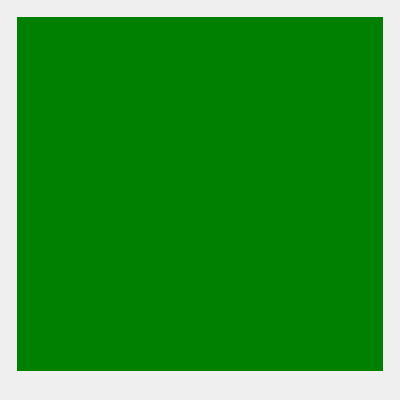
First picture: the form in source/focus_finder/gui/focus_curve_recorder_panel.ui, repository carsten0x51h/focus_finder, before the edit.
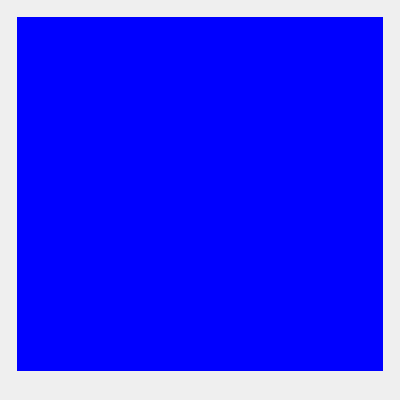
Second picture: the form after the edit.

Commit message: Further implemented curve recorder.

Diff of the .ui file:
```diff
--- a/source/focus_finder/gui/focus_curve_recorder_panel.ui
+++ b/source/focus_finder/gui/focus_curve_recorder_panel.ui
@@ -66,11 +66,21 @@
       </layout>
      </item>
      <item row="0" column="0">
-      <widget class="QWidget" name="mainWidget" native="true">
-       <property name="styleSheet">
-        <string notr="true">background-color: green;</string>
-       </property>
-      </widget>
+      <layout class="QGridLayout" name="layFocusCurveViewPanel">
+       <item row="0" column="0">
+        <widget class="QWidget" name="widget" native="true">
+         <property name="sizePolicy">
+          <sizepolicy hsizetype="Expanding" vsizetype="Expanding">
+           <horstretch>1</horstretch>
+           <verstretch>1</verstretch>
+          </sizepolicy>
+         </property>
+         <property name="styleSheet">
+          <string notr="true">background-color: blue;</string>
+         </property>
+        </widget>
+       </item>
+      </layout>
      </item>
     </layout>
    </item>
```
Left out of the diff: 22 changed lines with no effect on the pictures. The commit also changes 22 other files.
